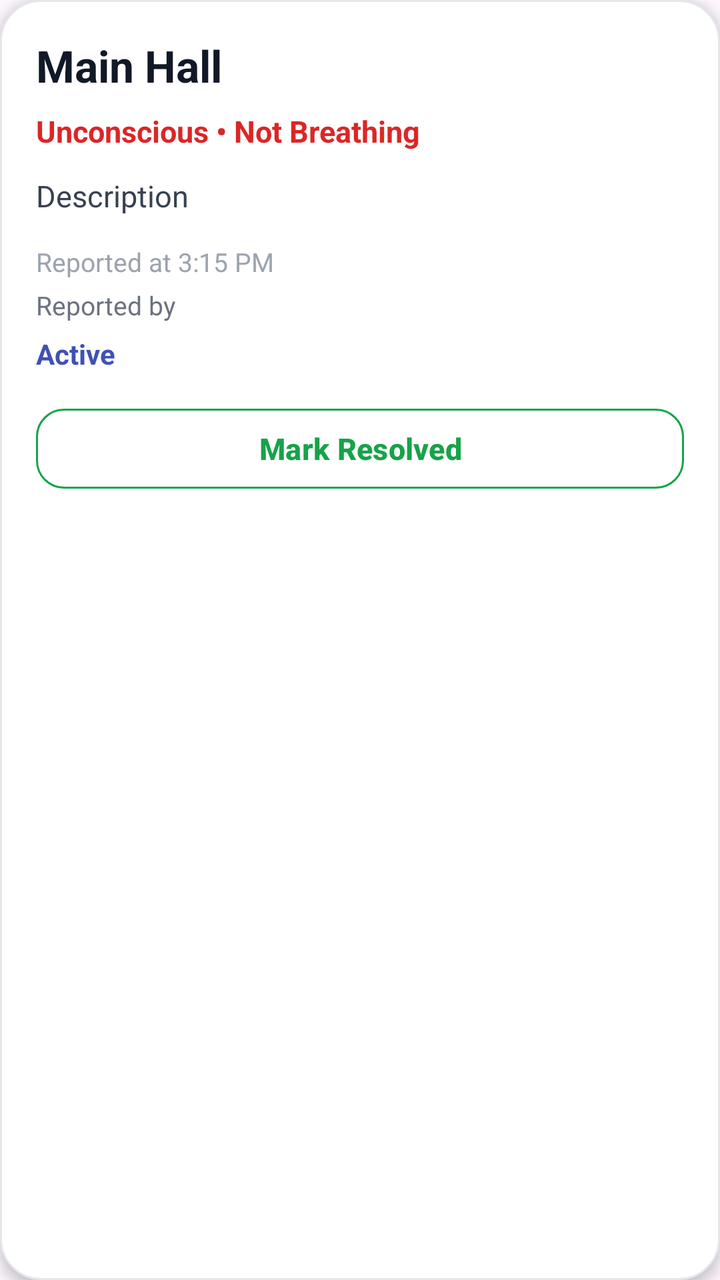
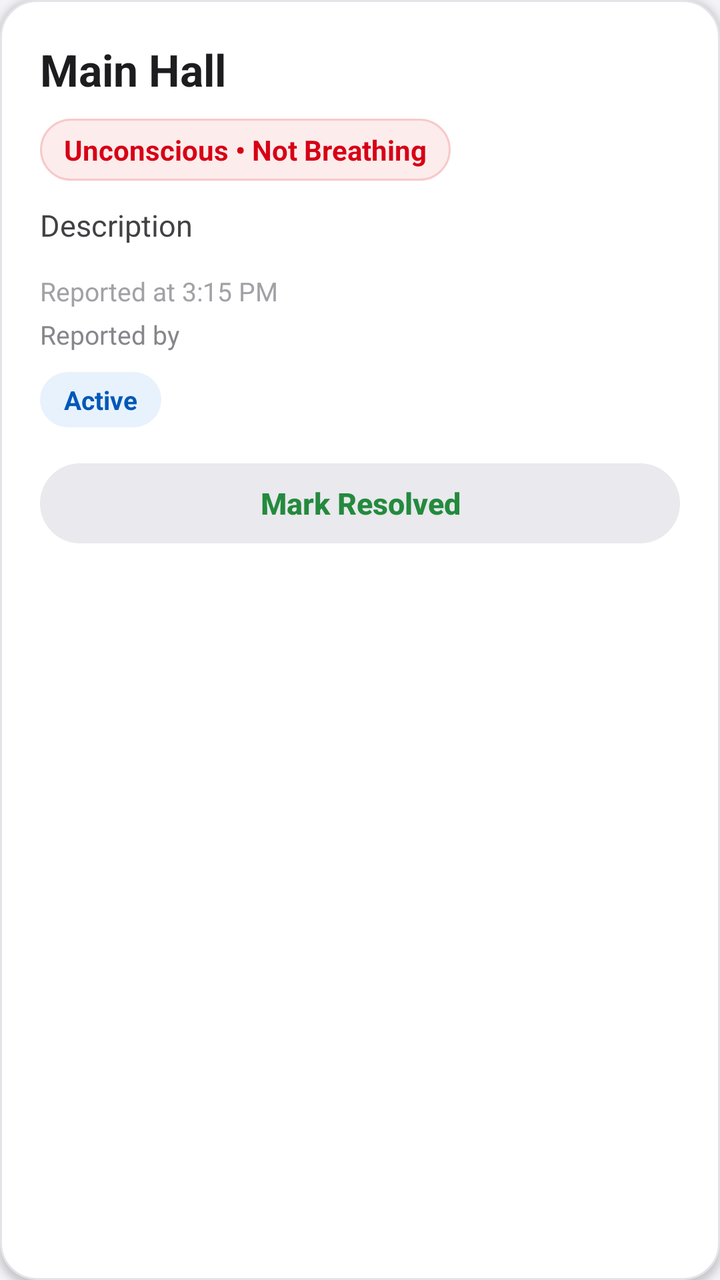

An Android layout rendered at two revisions. The XML below is the earlier revision; the diff shows what the commit changed to produce the second picture.
<!-- AndroidManifest.xml: application theme Theme.FirstLink -->
<!-- res/layout/item_emergency.xml -->
<?xml version="1.0" encoding="utf-8"?>
<LinearLayout xmlns:android="http://schemas.android.com/apk/res/android"
    xmlns:app="http://schemas.android.com/apk/res-auto"
    android:layout_width="match_parent"
    android:layout_height="wrap_content"
    android:layout_marginTop="18dp"
    android:background="@drawable/emslides"
    android:elevation="4dp"
    android:orientation="vertical"
    android:padding="18dp">

    <TextView
        android:id="@+id/item_emergency_location"
        android:layout_width="wrap_content"
        android:layout_height="wrap_content"
        android:text="Main Hall"
        android:textColor="#111827"
        android:textSize="22sp"
        android:textStyle="bold" />

    <TextView
        android:id="@+id/item_emergency_patient_status"
        android:layout_width="wrap_content"
        android:layout_height="wrap_content"
        android:layout_marginTop="8dp"
        android:text="Unconscious • Not Breathing"
        android:textColor="#DC2626"
        android:textSize="15sp"
        android:textStyle="bold" />

    <TextView
        android:id="@+id/item_emergency_description"
        android:layout_width="match_parent"
        android:layout_height="wrap_content"
        android:layout_marginTop="12dp"
        android:text="Description"
        android:textColor="#374151"
        android:textSize="15sp" />

    <TextView
        android:id="@+id/item_emergency_time"
        android:layout_width="wrap_content"
        android:layout_height="wrap_content"
        android:layout_marginTop="14dp"
        android:text="Reported at 3:15 PM"
        android:textColor="#9CA3AF"
        android:textSize="13sp" />

    <TextView
        android:id="@+id/item_emergency_reporter"
        android:layout_width="wrap_content"
        android:layout_height="wrap_content"
        android:layout_marginTop="4dp"
        android:text="Reported by"
        android:textColor="#6B7280"
        android:textSize="13sp" />

    <TextView
        android:id="@+id/item_emergency_status"
        android:layout_width="wrap_content"
        android:layout_height="wrap_content"
        android:layout_marginTop="6dp"
        android:text="Active"
        android:textColor="#3F51B5"
        android:textSize="14sp"
        android:textStyle="bold" />

    <TextView
        android:id="@+id/item_emergency_approval_status"
        android:layout_width="match_parent"
        android:layout_height="wrap_content"
        android:layout_marginTop="10dp"
        android:text="911 call: waiting for organizer"
        android:textColor="#B45309"
        android:textSize="14sp"
        android:textStyle="bold"
        android:visibility="gone" />

    <LinearLayout
        android:id="@+id/item_emergency_approval_buttons"
        android:layout_width="match_parent"
        android:layout_height="wrap_content"
        android:layout_marginTop="10dp"
        android:orientation="horizontal"
        android:visibility="gone">

        <com.google.android.material.button.MaterialButton
            android:id="@+id/item_emergency_approve_button"
            android:layout_width="0dp"
            android:layout_weight="1"
            android:layout_height="48dp"
            android:layout_marginEnd="6dp"
            android:text="Approve 911"
            android:textAllCaps="false"
            android:textSize="15sp"
            android:textStyle="bold"
            app:backgroundTint="#DC2626"
            app:cornerRadius="14dp" />

        <com.google.android.material.button.MaterialButton
            android:id="@+id/item_emergency_deny_button"
            style="@style/Widget.Material3.Button.OutlinedButton"
            android:layout_width="0dp"
            android:layout_weight="1"
            android:layout_height="48dp"
            android:layout_marginStart="6dp"
            android:text="Deny"
            android:textAllCaps="false"
            android:textColor="#6B7280"
            android:textSize="15sp"
            android:textStyle="bold"
            app:cornerRadius="14dp"
            app:strokeColor="#9CA3AF" />

    </LinearLayout>

    <com.google.android.material.button.MaterialButton
        android:id="@+id/item_emergency_resolve_button"
        style="@style/Widget.Material3.Button.OutlinedButton"
        android:layout_width="match_parent"
        android:layout_height="48dp"
        android:layout_marginTop="14dp"
        android:text="Mark Resolved"
        android:textAllCaps="false"
        android:textColor="#16A34A"
        android:textSize="15sp"
        android:textStyle="bold"
        app:cornerRadius="14dp"
        app:strokeColor="#16A34A" />

</LinearLayout>
<!-- resources referenced by this layout -->
<resources>
  <!-- drawable emslides (drawable) -->
  <?xml version="1.0" encoding="utf-8"?>
  <shape xmlns:android="http://schemas.android.com/apk/res/android">
  
      <solid android:color="#FFFFFF"/>
  
      <corners android:radius="20dp"/>
  
      <stroke
          android:width="1dp"
          android:color="#E5E7EB"/>
  
      <padding
          android:left="18dp"
          android:top="18dp"
          android:right="18dp"
          android:bottom="18dp"/>
  
  </shape>
  <style name="Base.Theme.FirstLink" parent="Theme.Material3.DayNight.NoActionBar">
          
          
      </style>
  <!-- unchanged entries left out for length: 1 -->
</resources>

<!-- the commit's change to res/layout/item_emergency.xml (unified diff, before → after) -->
@@ -3,18 +3,21 @@
     xmlns:app="http://schemas.android.com/apk/res-auto"
     android:layout_width="match_parent"
     android:layout_height="wrap_content"
-    android:layout_marginTop="18dp"
+    android:layout_marginTop="14dp"
     android:background="@drawable/emslides"
-    android:elevation="4dp"
-    android:orientation="vertical"
-    android:padding="18dp">
+    android:clickable="true"
+    android:clipToOutline="true"
+    android:elevation="2dp"
+    android:focusable="true"
+    android:foreground="?attr/selectableItemBackground"
+    android:orientation="vertical">
 
     <TextView
         android:id="@+id/item_emergency_location"
         android:layout_width="wrap_content"
         android:layout_height="wrap_content"
         android:text="Main Hall"
-        android:textColor="#111827"
+        android:textColor="@color/text_primary"
         android:textSize="22sp"
         android:textStyle="bold" />
 
@@ -22,10 +25,15 @@
         android:id="@+id/item_emergency_patient_status"
         android:layout_width="wrap_content"
         android:layout_height="wrap_content"
-        android:layout_marginTop="8dp"
+        android:layout_marginTop="10dp"
+        android:background="@drawable/bg_chip_danger"
+        android:paddingStart="12dp"
+        android:paddingTop="6dp"
+        android:paddingEnd="12dp"
+        android:paddingBottom="6dp"
         android:text="Unconscious • Not Breathing"
-        android:textColor="#DC2626"
-        android:textSize="15sp"
+        android:textColor="@color/danger"
+        android:textSize="14sp"
         android:textStyle="bold" />
 
     <TextView
@@ -33,8 +41,9 @@
         android:layout_width="match_parent"
         android:layout_height="wrap_content"
         android:layout_marginTop="12dp"
+        android:lineSpacingExtra="3dp"
         android:text="Description"
-        android:textColor="#374151"
+        android:textColor="@color/text_body"
         android:textSize="15sp" />
 
     <TextView
@@ -43,7 +52,7 @@
         android:layout_height="wrap_content"
         android:layout_marginTop="14dp"
         android:text="Reported at 3:15 PM"
-        android:textColor="#9CA3AF"
+        android:textColor="@color/text_hint"
         android:textSize="13sp" />
 
     <TextView
@@ -52,27 +61,37 @@
         android:layout_height="wrap_content"
         android:layout_marginTop="4dp"
         android:text="Reported by"
-        android:textColor="#6B7280"
+        android:textColor="@color/text_secondary"
         android:textSize="13sp" />
 
     <TextView
         android:id="@+id/item_emergency_status"
         android:layout_width="wrap_content"
         android:layout_height="wrap_content"
-        android:layout_marginTop="6dp"
+        android:layout_marginTop="10dp"
+        android:background="@drawable/bg_chip_brand"
+        android:paddingStart="12dp"
+        android:paddingTop="5dp"
+        android:paddingEnd="12dp"
+        android:paddingBottom="5dp"
         android:text="Active"
-        android:textColor="#3F51B5"
-        android:textSize="14sp"
+        android:textColor="@color/brand_on_primary_container"
+        android:textSize="13sp"
         android:textStyle="bold" />
 
     <TextView
         android:id="@+id/item_emergency_approval_status"
-        android:layout_width="match_parent"
+        android:layout_width="wrap_content"
         android:layout_height="wrap_content"
         android:layout_marginTop="10dp"
+        android:background="@drawable/bg_chip_neutral"
+        android:paddingStart="12dp"
+        android:paddingTop="5dp"
+        android:paddingEnd="12dp"
+        android:paddingBottom="5dp"
         android:text="911 call: waiting for organizer"
-        android:textColor="#B45309"
-        android:textSize="14sp"
+        android:textColor="@color/warning_dark_text"
+        android:textSize="13sp"
         android:textStyle="bold"
         android:visibility="gone" />
 
@@ -80,52 +99,44 @@
         android:id="@+id/item_emergency_approval_buttons"
         android:layout_width="match_parent"
         android:layout_height="wrap_content"
-        android:layout_marginTop="10dp"
+        android:layout_marginTop="12dp"
         android:orientation="horizontal"
         android:visibility="gone">
 
         <com.google.android.material.button.MaterialButton
             android:id="@+id/item_emergency_approve_button"
+            style="@style/Widget.FirstLink.Button.Danger"
             android:layout_width="0dp"
-            android:layout_weight="1"
             android:layout_height="48dp"
             android:layout_marginEnd="6dp"
+            android:layout_weight="1"
             android:text="Approve 911"
-            android:textAllCaps="false"
             android:textSize="15sp"
-            android:textStyle="bold"
-            app:backgroundTint="#DC2626"
-            app:cornerRadius="14dp" />
+            android:textStyle="bold" />
 
         <com.google.android.material.button.MaterialButton
             android:id="@+id/item_emergency_deny_button"
-            style="@style/Widget.Material3.Button.OutlinedButton"
+            style="@style/Widget.FirstLink.Button.Outlined"
             android:layout_width="0dp"
-            android:layout_weight="1"
             android:layout_height="48dp"
             android:layout_marginStart="6dp"
+            android:layout_weight="1"
             android:text="Deny"
-            android:textAllCaps="false"
-            android:textColor="#6B7280"
+            android:textColor="@color/text_secondary"
             android:textSize="15sp"
-            android:textStyle="bold"
-            app:cornerRadius="14dp"
-            app:strokeColor="#9CA3AF" />
+            android:textStyle="bold" />
 
     </LinearLayout>
 
     <com.google.android.material.button.MaterialButton
         android:id="@+id/item_emergency_resolve_button"
-        style="@style/Widget.Material3.Button.OutlinedButton"
+        style="@style/Widget.FirstLink.Button.Outlined"
         android:layout_width="match_parent"
         android:layout_height="48dp"
         android:layout_marginTop="14dp"
         android:text="Mark Resolved"
-        android:textAllCaps="false"
-        android:textColor="#16A34A"
+        android:textColor="@color/success"
         android:textSize="15sp"
-        android:textStyle="bold"
-        app:cornerRadius="14dp"
-        app:strokeColor="#16A34A" />
+        android:textStyle="bold" />
 
 </LinearLayout>
<!-- resource entries referenced after the edit -->
@@ -1,27 +1,180 @@
 <!-- resources referenced by this layout -->
 <resources>
+  <color name="brand_on_primary_container">#0058B8</color>
+  <color name="danger">#D70015</color>
+  <color name="success">#248A3D</color>
+  <color name="text_body">#424245</color>
+  <color name="text_hint">#A1A1A6</color>
+  <color name="text_primary">#1D1D1F</color>
+  <color name="text_secondary">#86868B</color>
+  <color name="warning_dark_text">#8A4200</color>
+  <!-- drawable bg_chip_brand (drawable) -->
+  <?xml version="1.0" encoding="utf-8"?>
+  <shape xmlns:android="http://schemas.android.com/apk/res/android"
+      android:shape="rectangle">
+      <corners android:radius="100dp" />
+      <solid android:color="@color/brand_primary_container" />
+  </shape>
+  <!-- drawable bg_chip_danger (drawable) -->
+  <?xml version="1.0" encoding="utf-8"?>
+  <shape xmlns:android="http://schemas.android.com/apk/res/android"
+      android:shape="rectangle">
+      <corners android:radius="100dp" />
+      <solid android:color="@color/danger_container" />
+      <stroke
+          android:width="1dp"
+          android:color="@color/danger_border" />
+  </shape>
+  <!-- drawable bg_chip_neutral (drawable) -->
+  <?xml version="1.0" encoding="utf-8"?>
+  <shape xmlns:android="http://schemas.android.com/apk/res/android"
+      android:shape="rectangle">
+      <corners android:radius="100dp" />
+      <solid android:color="@color/surface_alt" />
+      <stroke
+          android:width="1dp"
+          android:color="@color/border_light" />
+  </shape>
   <!-- drawable emslides (drawable) -->
   <?xml version="1.0" encoding="utf-8"?>
-  <shape xmlns:android="http://schemas.android.com/apk/res/android">
-  
-      <solid android:color="#FFFFFF"/>
-  
-      <corners android:radius="20dp"/>
-  
+  <shape xmlns:android="http://schemas.android.com/apk/res/android"
+      android:shape="rectangle">
+      <solid android:color="@color/card_surface" />
+      <corners android:radius="18dp" />
       <stroke
           android:width="1dp"
-          android:color="#E5E7EB"/>
+          android:color="@color/border_light" />
+      <padding
+          android:left="20dp"
+          android:top="20dp"
+          android:right="20dp"
+          android:bottom="20dp" />
+  </shape>
+  <style name="Widget.FirstLink.Button.Danger" parent="Widget.FirstLink.Button">
+          <item name="backgroundTint">@color/danger</item>
+          <item name="android:textColor">@color/white</item>
+          <item name="android:elevation">4dp</item>
+          <item name="elevation">4dp</item>
+          <item name="android:outlineSpotShadowColor" tools:targetApi="p">@color/danger_glow</item>
+          <item name="android:outlineAmbientShadowColor" tools:targetApi="p">@color/danger_glow</item>
+      </style>
+  <style name="Widget.FirstLink.Button.Outlined" parent="Widget.FirstLink.Button">
+          <item name="backgroundTint">@color/glass_fill</item>
+          <item name="android:textColor">@color/brand_primary</item>
+          <item name="iconTint">@color/brand_primary</item>
+          <item name="android:elevation">0dp</item>
+          <item name="elevation">0dp</item>
+          <item name="rippleColor">@color/glass_ripple</item>
+      </style>
+  <color name="brand_primary_container">#E8F2FD</color>
+  <color name="danger_container">#FDECEC</color>
+  <color name="danger_border">#F7C9C9</color>
+  <color name="surface_alt">#FFFFFF</color>
+  <color name="border_light">#E3E3E8</color>
+  <color name="card_surface">#FFFFFF</color>
+  <style name="Widget.FirstLink.Button" parent="Widget.Material3.Button">
+          <item name="android:stateListAnimator">@animator/button_press_feedback</item>
+          <item name="android:textAllCaps">false</item>
+          <item name="android:letterSpacing">0</item>
+          <item name="shapeAppearanceOverlay">@style/ShapeAppearance.FirstLink.Pill</item>
+          <item name="strokeWidth">0dp</item>
+      </style>
+  <color name="white">#FFFFFFFF</color>
+  <color name="danger_glow">#1D1D1F</color>
+  <color name="glass_fill">#E9E9EE</color>
+  <color name="brand_primary">#0071E3</color>
+  <color name="glass_ripple">#DEDEE3</color>
+  <style name="Base.Theme.FirstLink" parent="Theme.Material3.DayNight.NoActionBar">
+          <item name="colorPrimary">@color/brand_primary</item>
+          <item name="colorOnPrimary">@color/white</item>
+          <item name="colorPrimaryContainer">@color/brand_primary_container</item>
+          <item name="colorOnPrimaryContainer">@color/brand_on_primary_container</item>
   
-      <padding
-          android:left="18dp"
-          android:top="18dp"
-          android:right="18dp"
-          android:bottom="18dp"/>
+          <item name="colorSecondary">@color/brand_primary</item>
+          <item name="colorOnSecondary">@color/white</item>
   
-  </shape>
-  <style name="Base.Theme.FirstLink" parent="Theme.Material3.DayNight.NoActionBar">
+          <item name="colorError">@color/danger</item>
+          <item name="colorOnError">@color/white</item>
+  
+          <item name="android:colorBackground">@color/surface</item>
+          <item name="colorOnBackground">@color/text_primary</item>
+          <item name="colorSurface">@color/surface</item>
+          <item name="colorOnSurface">@color/text_primary</item>
+          <item name="colorOutline">@color/border_light</item>
           
+          <item name="elevationOverlayEnabled">false</item>
+  
+          <item name="android:statusBarColor">@color/surface</item>
+          <item name="android:navigationBarColor">@color/surface</item>
+          <item name="android:windowLightStatusBar">true</item>
+  
+          <item name="shapeAppearanceSmallComponent">@style/ShapeAppearance.FirstLink.Small</item>
+          <item name="shapeAppearanceMediumComponent">@style/ShapeAppearance.FirstLink.Medium</item>
+          <item name="shapeAppearanceLargeComponent">@style/ShapeAppearance.FirstLink.Large</item>
+  
           
+          <item name="materialButtonStyle">@style/Widget.FirstLink.Button.Primary</item>
+  
+          
+          <item name="android:windowAnimationStyle">@style/WindowAnimation.FirstLink</item>
+  
+          <item name="materialAlertDialogTheme">@style/ThemeOverlay.FirstLink.Dialog</item>
+      </style>
+  <style name="ShapeAppearance.FirstLink.Pill" parent="">
+          <item name="cornerFamily">rounded</item>
+          <item name="cornerSize">50%</item>
+      </style>
+  <color name="surface">#F2F2F7</color>
+  <style name="ShapeAppearance.FirstLink.Small" parent="ShapeAppearance.Material3.SmallComponent">
+          <item name="cornerSize">16dp</item>
+      </style>
+  <style name="ShapeAppearance.FirstLink.Medium" parent="ShapeAppearance.Material3.MediumComponent">
+          <item name="cornerSize">20dp</item>
+      </style>
+  <style name="ShapeAppearance.FirstLink.Large" parent="ShapeAppearance.Material3.LargeComponent">
+          <item name="cornerSize">28dp</item>
+      </style>
+  <style name="Widget.FirstLink.Button.Primary" parent="Widget.FirstLink.Button">
+          <item name="backgroundTint">@color/brand_primary</item>
+          <item name="android:textColor">@color/white</item>
+          <item name="android:elevation">4dp</item>
+          <item name="elevation">4dp</item>
+          <item name="android:outlineSpotShadowColor" tools:targetApi="p">@color/brand_glow</item>
+          <item name="android:outlineAmbientShadowColor" tools:targetApi="p">@color/brand_glow</item>
+      </style>
+  <style name="WindowAnimation.FirstLink" parent="@android:style/Animation.Activity">
+          <item name="android:activityOpenEnterAnimation">@anim/activity_open_enter</item>
+          <item name="android:activityOpenExitAnimation">@anim/activity_open_exit</item>
+          <item name="android:activityCloseEnterAnimation">@anim/activity_close_enter</item>
+          <item name="android:activityCloseExitAnimation">@anim/activity_close_exit</item>
+      </style>
+  <style name="ThemeOverlay.FirstLink.Dialog" parent="ThemeOverlay.Material3.MaterialAlertDialog">
+          <item name="colorSurface">@color/dialog_glass_surface</item>
+          <item name="colorSurfaceContainerHigh">@color/dialog_glass_surface</item>
+          <item name="android:backgroundDimAmount">0.32</item>
+          <item name="colorOnSurface">@color/text_primary</item>
+          <item name="colorOnSurfaceVariant">@color/text_body</item>
+          <item name="shapeAppearanceCornerLarge">@style/ShapeAppearance.FirstLink.Large</item>
+          <item name="buttonBarPositiveButtonStyle">@style/Widget.FirstLink.Button.Dialog.Positive</item>
+          <item name="buttonBarNegativeButtonStyle">@style/Widget.FirstLink.Button.Dialog.Negative</item>
+          <item name="buttonBarNeutralButtonStyle">@style/Widget.FirstLink.Button.Dialog.Negative</item>
+      </style>
+  <color name="brand_glow">#1D1D1F</color>
+  <color name="dialog_glass_surface">#F2FFFFFF</color>
+  <style name="Widget.FirstLink.Button.Dialog.Positive">
+          <item name="backgroundTint">@color/brand_primary</item>
+          <item name="android:textColor">@color/white</item>
+          <item name="android:elevation">4dp</item>
+          <item name="elevation">4dp</item>
+          <item name="android:outlineSpotShadowColor" tools:targetApi="p">@color/brand_glow</item>
+          <item name="android:outlineAmbientShadowColor" tools:targetApi="p">@color/brand_glow</item>
+      </style>
+  <style name="Widget.FirstLink.Button.Dialog.Negative">
+          <item name="backgroundTint">@color/glass_fill</item>
+          <item name="android:textColor">@color/text_body</item>
+          <item name="android:elevation">0dp</item>
+          <item name="elevation">0dp</item>
+          <item name="rippleColor">@color/glass_ripple</item>
       </style>
   <!-- unchanged entries left out for length: 1 -->
 </resources>
